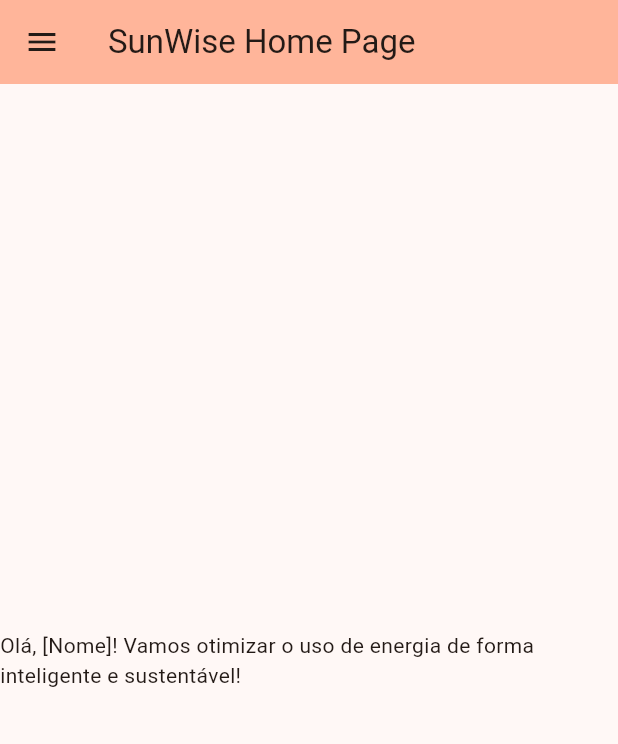
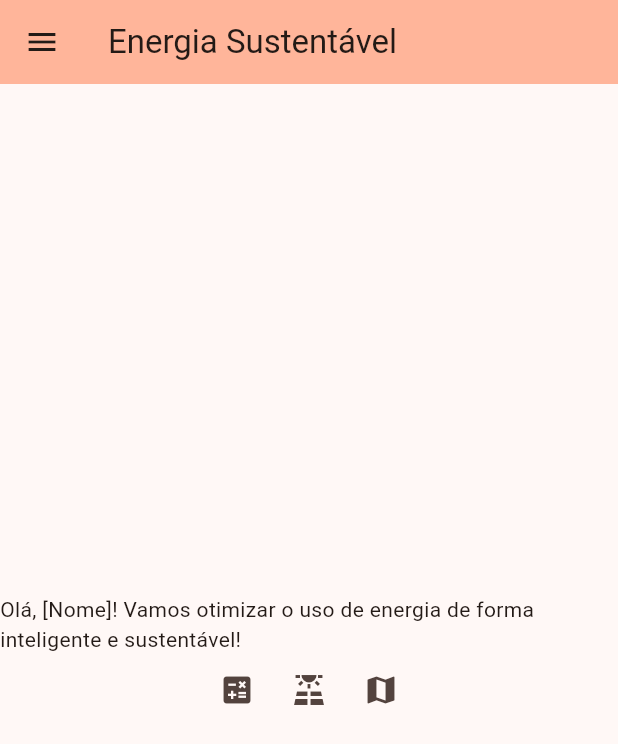
Before and after one commit to augustusgabriel/SunWise, a Flutter app: the screen it shows after launch, on a phone screen of 412 x 824 dp. Shown: the top 744 px of the screen. Run offline on Flutter 3.47's test engine with Material 3 defaults, Android fonts, the light colour scheme and no system bars.

Commit message:
ADD app screens

```diff
--- a/flutter/lib/main.dart
+++ b/flutter/lib/main.dart
@@ -1,5 +1,6 @@
 import 'package:flutter/material.dart';
 import './pages/home.dart';
+
 void main() {
   runApp(const MyApp());
 }
@@ -7,15 +8,34 @@ void main() {
 class MyApp extends StatelessWidget {
   const MyApp({super.key});
 
-  // This widget is the root of your application.
   @override
   Widget build(BuildContext context) {
     return MaterialApp(
-      title: 'SunWise',
+      title: 'Flutter App Energia',
+      debugShowCheckedModeBanner: false,
+      themeMode: ThemeMode.system,
+
+      // Tema Claro
       theme: ThemeData(
-        colorScheme: ColorScheme.fromSeed(seedColor: Colors.brown),
+        colorScheme: ColorScheme.fromSeed(
+          seedColor: Colors.brown,
+          brightness: Brightness.light,
+        ),
+        useMaterial3: true,
+        brightness: Brightness.light,
       ),
-      home: const MyHomePage(title: 'SunWise Home Page'),
+
+      // Tema Escuro
+      darkTheme: ThemeData(
+        colorScheme: ColorScheme.fromSeed(
+          seedColor: Colors.brown,
+          brightness: Brightness.dark,
+        ),
+        useMaterial3: true,
+        brightness: Brightness.dark,
+      ),
+
+      home: const MyHomePage(title: 'Energia Sustentável'),
     );
   }
 }
--- a/flutter/lib/pages/home.dart
+++ b/flutter/lib/pages/home.dart
@@ -1,17 +1,20 @@
 import 'package:flutter/material.dart';
 
 class MyHomePage extends StatefulWidget {
-  const MyHomePage({super.key, required this.title});
+  final String title;
+  final void Function(ThemeMode)? onThemeChanged;
 
-
-  final String title;
+  const MyHomePage({
+    super.key,
+    required this.title,
+    this.onThemeChanged,
+  });
 
   @override
   State<MyHomePage> createState() => _MyHomePageState();
 }
 
 class _MyHomePageState extends State<MyHomePage> {
-
 
   @override
   Widget build(BuildContext context) {
@@ -23,18 +26,99 @@ class _MyHomePageState extends State<MyHomePage> {
       drawer: SafeArea(
         child: Drawer(
           child: Column(
+            crossAxisAlignment: CrossAxisAlignment.start,
             children: [
-              IconButton(onPressed: onPressed, icon: const Icon(Icons.person)),
-              IconButton(onPressed: onPressed, icon: const Icon(Icons.settings)),
-              IconButton(onPressed: onPressed, icon: const Icon(Icons.logout_outlined))
+              // Perfil do Usuário
+              ListTile(
+                leading: const Icon(Icons.person),
+                title: const Text('Olá, João Silva!'), // Nome mockado
+                onTap: () {
+                  ScaffoldMessenger.of(context).showSnackBar(
+                    const SnackBar(content: Text('Perfil do usuário (ainda em construção)')),
+                  );
+                },
+              ),
+              const Divider(),
+              // Configurações
+              ListTile(
+                leading: const Icon(Icons.settings),
+                title: const Text('Configurações'),
+                onTap: () {
+                  showDialog(
+                    context: context,
+                    builder: (context) {
+                      return AlertDialog(
+                        title: const Text('Estilo do App'),
+                        content: Column(
+                          mainAxisSize: MainAxisSize.min,
+                          children: [
+                            ListTile(
+                              leading: const Icon(Icons.light_mode),
+                              title: const Text('Modo Claro'),
+                              onTap: () {
+                                Navigator.pop(context);
+                                widget.onThemeChanged?.call(ThemeMode.light);
+                              },
+                            ),
+                            ListTile(
+                              leading: const Icon(Icons.dark_mode),
+                              title: const Text('Modo Escuro'),
+                              onTap: () {
+                                Navigator.pop(context);
+                                widget.onThemeChanged?.call(ThemeMode.dark);
+                              },
+                            ),
+                          ],
+                        ),
+                      );
+                    },
+                  );
+                },
+              ),
+              const Divider(),
+              // Logout (sem ação por enquanto)
+              ListTile(
+                leading: const Icon(Icons.logout_outlined),
+                title: const Text('Sair'),
+                onTap: () {
+                  // Nenhuma ação ainda
+                },
+              ),
             ],
           ),
-      )),
+        ),
+      ),
       body: Center(
         child: Column(
           mainAxisAlignment: MainAxisAlignment.center,
           children: <Widget>[
             const Text("Olá, [Nome]! Vamos otimizar o uso de energia de forma inteligente e sustentável!"),
+            Row(
+                mainAxisAlignment: MainAxisAlignment.center,
+                children: [
+                  IconButton(
+                    icon: const Icon(Icons.calculate),
+                    tooltip: 'Calculadora de Consumo',
+                    onPressed: () {
+                      Navigator.pushNamed(context, '/calculadora');
+                    },
+                  ),
+                  IconButton(
+                    icon: const Icon(Icons.solar_power),
+                    tooltip: 'Simulador Solar',
+                    onPressed: () {
+                      Navigator.pushNamed(context, '/simulador');
+                    },
+                  ),
+                  IconButton(
+                    icon: const Icon(Icons.map),
+                    tooltip: 'Mapeamento de Fornecedores',
+                    onPressed: () {
+                      Navigator.pushNamed(context, '/fornecedores');
+                    },
+                  ),
+                ],
+            )
           ],
         ),
       ),
```
Also changed, not shown: flutter/lib/pages/calc_consumo.dart (added, +15 -0 lines), flutter/lib/pages/fornecedores.dart (added, +15 -0 lines), flutter/lib/pages/simulador.dart (added, +15 -0 lines), 1 other file.
